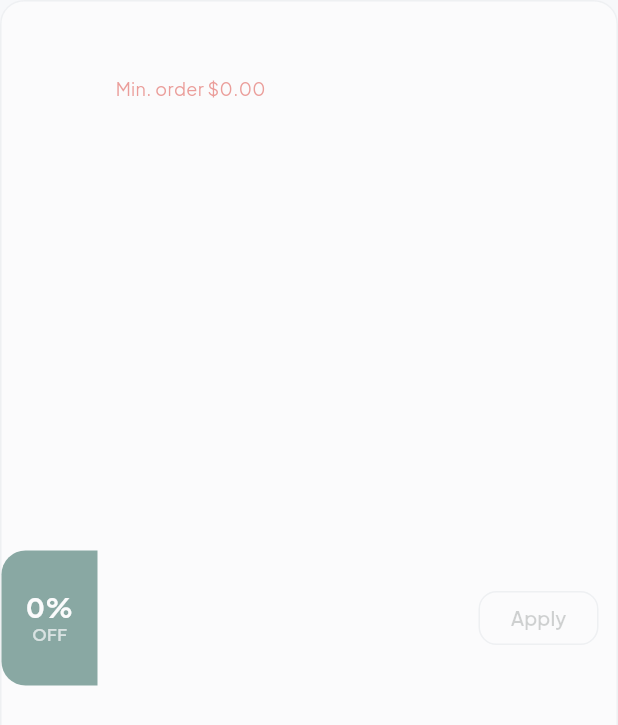
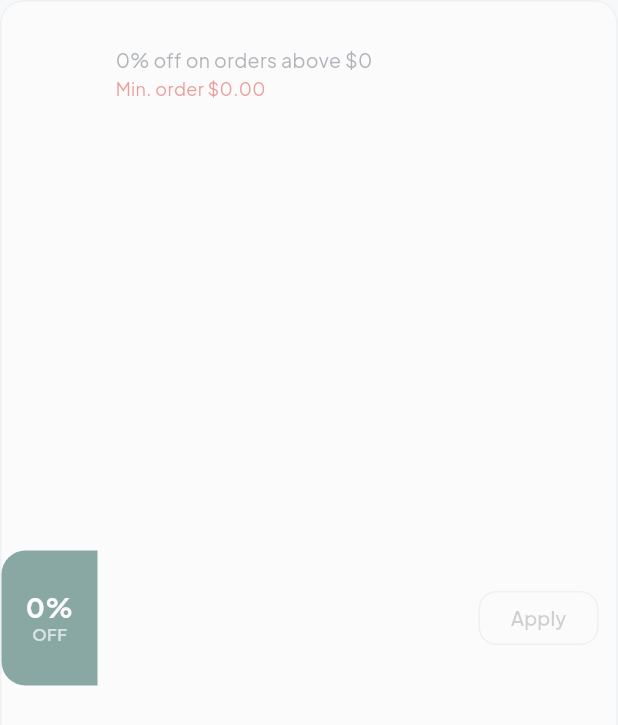
Before and after one commit to Raja-Hamad/Ecommerce_app, a Flutter app: the _CouponCard widget shown alone on an empty page, opened directly with empty values, on a phone screen of 412 x 824 dp. Shown: the top 725 px of the screen. Run offline on Flutter 3.47's test engine with Material 3 defaults, Android fonts, the phone set to English and light mode, and no system bars; our stand-ins replace cached_network_image, flutter_secure_storage, get, google_fonts, image_picker, shimmer and 1 more; accounts and stored records are empty; network calls fail.

```diff
--- a/lib/core/network/api_endpoints.dart
+++ b/lib/core/network/api_endpoints.dart
@@ -1,7 +1,7 @@
 class ApiEndpoints {
   ApiEndpoints._();
 
-  static const String baseUrl = 'http://192.168.1.5:3000/';
+  static const String baseUrl = 'http://192.168.1.31:3000/';
 
   // Auth
   static const String register = 'users/register';
@@ -22,4 +22,7 @@ class ApiEndpoints {
   static const String addresses = 'addresses';
   static String deleteAddress(String addressId) => 'addresses/$addressId/delete';
   static String updateAddress(String addressId) => 'addresses/$addressId/update';
+
+  // Coupons
+  static const String coupons = 'coupons';
 }
--- a/lib/domain/entities/coupon.dart
+++ b/lib/domain/entities/coupon.dart
@@ -1,17 +1,46 @@
+enum DiscountType { percentage, fixed }
+
 class Coupon {
   const Coupon({
     required this.id,
     required this.code,
-    required this.description,
-    required this.discountPercent,
+    required this.discountType,
+    required this.discountValue,
     required this.minOrderValue,
     required this.expiryDate,
+    this.isActive = true,
   });
 
   final String id;
   final String code;
-  final String description;
-  final double discountPercent;
+  final DiscountType discountType;
+  final double discountValue;
   final double minOrderValue;
   final DateTime expiryDate;
+  final bool isActive;
+
+  bool get isPercentage => discountType == DiscountType.percentage;
+
+  bool get isExpired => DateTime.now().isAfter(expiryDate);
+
+  double discountFor(double orderValue) {
+    if (orderValue < minOrderValue) return 0;
+    return isPercentage ? orderValue * (discountValue / 100) : discountValue;
+  }
+
+  String get description => isPercentage
+      ? '${discountValue.toInt()}% off on orders above \$${minOrderValue.toInt()}'
+      : '\$${discountValue.toInt()} off on orders above \$${minOrderValue.toInt()}';
+
+  factory Coupon.fromJson(Map<String, dynamic> json) {
+    return Coupon(
+      id: (json['_id'] ?? json['id'] ?? '').toString(),
+      code: json['code'] as String? ?? '',
+      discountType: (json['discountType'] as String? ?? 'percentage') == 'fixed' ? DiscountType.fixed : DiscountType.percentage,
+      discountValue: (json['discountValue'] as num?)?.toDouble() ?? 0,
+      minOrderValue: (json['minimumOrder'] as num?)?.toDouble() ?? 0,
+      expiryDate: DateTime.tryParse(json['expiryDate'] as String? ?? '') ?? DateTime.now(),
+      isActive: json['isActive'] as bool? ?? true,
+    );
+  }
 }
--- a/lib/modules/checkout/controllers/checkout_controller.dart
+++ b/lib/modules/checkout/controllers/checkout_controller.dart
@@ -14,7 +14,7 @@ class CheckoutController extends GetxController {
 
   double get subtotal => cart.subtotal;
   double get deliveryFee => subtotal > 50 ? 0 : 5.99;
-  double get discount => appliedCoupon.value == null ? 0 : subtotal * (appliedCoupon.value!.discountPercent / 100);
+  double get discount => appliedCoupon.value?.discountFor(subtotal) ?? 0;
   double get total => subtotal + deliveryFee - discount;
 
   Future<void> applyCoupon() async {
--- a/lib/modules/coupon/views/coupon_view.dart
+++ b/lib/modules/coupon/views/coupon_view.dart
@@ -71,7 +71,10 @@ class _CouponCard extends StatelessWidget {
               child: Column(
                 mainAxisAlignment: MainAxisAlignment.center,
                 children: [
-                  Text('${coupon.discountPercent.toInt()}%', style: AppTextStyles.h3.copyWith(color: Colors.white)),
+                  Text(
+                    coupon.isPercentage ? '${coupon.discountValue.toInt()}%' : Formatters.currency(coupon.discountValue),
+                    style: AppTextStyles.h3.copyWith(color: Colors.white),
+                  ),
                   Text('OFF', style: AppTextStyles.labelSmall.copyWith(color: Colors.white70)),
                 ],
               ),
```
Also changed, not shown: lib/data/datasources/mock_data_source.dart (+0 -7 lines), lib/data/datasources/remote/coupon_remote_data_source.dart (added, +13 -0 lines), lib/data/repositories/coupon_repository_impl.dart (+6 -6 lines), assets/icons/app_icon.png (added).
